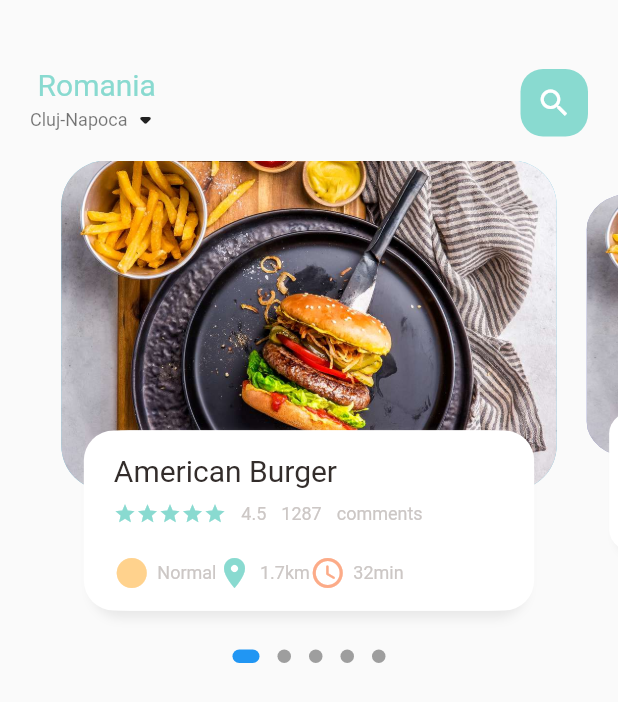
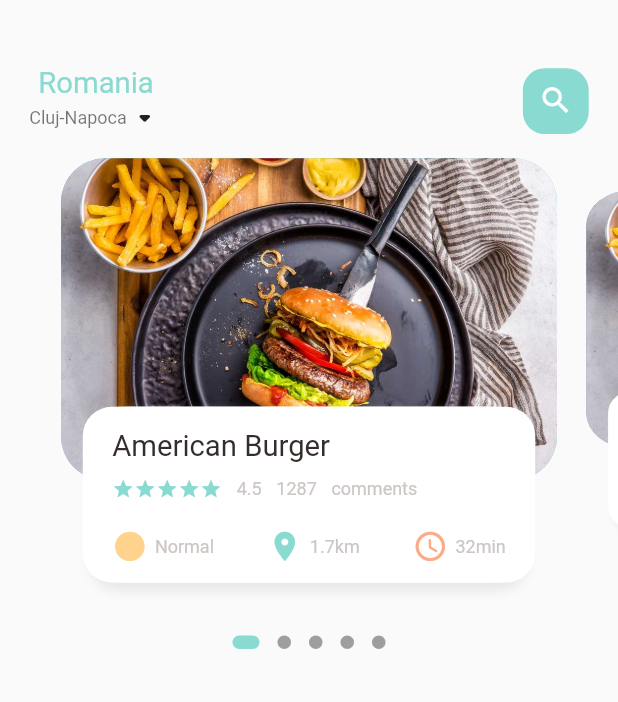
Before and after one commit to Seician/lucrare_licenta, a Flutter app: the screen it shows after launch, on a phone screen of 412 x 824 dp. Shown: the top 702 px of the screen. Run offline on Flutter 3.47's test engine with Material 2 defaults, Android fonts, the phone set to English and light mode, and no system bars; drawn by our look-alikes of dots_indicator; our stand-ins replace get; Roboto replaces fonts that are missing (OpenSans-Regular).

Commit message:
Making the app responsive and adaptive

```diff
--- a/lib/home/food_page_body.dart
+++ b/lib/home/food_page_body.dart
@@ -1,6 +1,7 @@
 import 'package:dots_indicator/dots_indicator.dart';
 import 'package:flutter/material.dart';
 import 'package:flutter_complete_guide/utils/colors.dart';
+import 'package:flutter_complete_guide/utils/dimensions.dart';
 import 'package:flutter_complete_guide/widgets/big_text.dart';
 import 'package:flutter_complete_guide/widgets/icon_and_text_widget.dart';
 import 'package:flutter_complete_guide/widgets/small_text.dart';
@@ -16,7 +17,7 @@ class _FoodPageBodyState extends State<FoodPageBody> {
   PageController pageController = PageController(viewportFraction: 0.85);
   var _currPageValue = 0.0;
   double _scaleFactor = 0.8;
-  double _height = 220;
+  double _height = Dimensions.pageViewContainer;
 
   @override
   void initState() {
@@ -38,7 +39,7 @@ class _FoodPageBodyState extends State<FoodPageBody> {
     return Column(
       children: [
         Container(
-          height: 320,
+          height: Dimensions.pageView,
           child: PageView.builder(
               controller: pageController,
               // position parameter will start at 0 and end at itemCount;
@@ -49,10 +50,11 @@ class _FoodPageBodyState extends State<FoodPageBody> {
                 );
               })),
         ),
-        new DotsIndicator(
+        DotsIndicator(
           dotsCount: 5,
           position: _currPageValue,
           decorator: DotsDecorator(
+            activeColor: AppColors.mainColor,
             size: const Size.square(9.0),
             activeSize: const Size(18.0, 9.0),
             activeShape: RoundedRectangleBorder(
@@ -64,7 +66,7 @@ class _FoodPageBodyState extends State<FoodPageBody> {
   }
 
   Widget _buildPageItem(int index) {
-    Matrix4 matrix = new Matrix4.identity();
+    Matrix4 matrix = Matrix4.identity();
     if (index == _currPageValue.floor()) {
       // this scale is true only for current index
       var currScale = 1 - (_currPageValue - index) * (1 - _scaleFactor);
@@ -97,10 +99,11 @@ class _FoodPageBodyState extends State<FoodPageBody> {
       transform: matrix,
       child: Stack(children: [
         Container(
-          height: _height,
-          margin: const EdgeInsets.only(left: 10, right: 10),
+          height: Dimensions.pageViewContainer,
+          margin: EdgeInsets.only(
+              left: Dimensions.width10, right: Dimensions.width10),
           decoration: BoxDecoration(
-              borderRadius: BorderRadius.circular(30),
+              borderRadius: BorderRadius.circular(Dimensions.radius30),
               color: index.isEven ? const Color(0xFF69c5df) : Color(0xFF9294cc),
               image: const DecorationImage(
                   fit: BoxFit.cover,
@@ -109,10 +112,13 @@ class _FoodPageBodyState extends State<FoodPageBody> {
         Align(
           alignment: Alignment.bottomCenter,
           child: Container(
-            height: 120,
-            margin: const EdgeInsets.only(left: 30, right: 30, bottom: 20),
+            height: Dimensions.pageViewTextContainer,
+            margin: EdgeInsets.only(
+                left: Dimensions.width30,
+                right: Dimensions.width30,
+                bottom: Dimensions.width30),
             decoration: BoxDecoration(
-                borderRadius: BorderRadius.circular(20),
+                borderRadius: BorderRadius.circular(Dimensions.radius20),
                 color: Colors.white,
                 boxShadow: const [
                   BoxShadow(
@@ -130,43 +136,47 @@ class _FoodPageBodyState extends State<FoodPageBody> {
                   )
                 ]),
             child: Container(
-              padding: const EdgeInsets.only(top: 15, left: 15, right: 15),
+              padding: EdgeInsets.only(
+                  top: Dimensions.height15,
+                  left: Dimensions.height15,
+                  right: Dimensions.height15),
               child: Column(
                   crossAxisAlignment: CrossAxisAlignment.start,
                   children: [
                     BigText(text: "American Burger"),
-                    const SizedBox(
-                      height: 10,
+                    SizedBox(
+                      height: Dimensions.height10,
                     ),
                     Row(
                       children: [
                         Wrap(
                           children: List.generate(
                               5,
-                              (index) => const Icon(
+                              (index) => Icon(
                                     Icons.star,
                                     color: AppColors.mainColor,
-                                    size: 15,
+                                    size: Dimensions.height15,
                                   )),
                         ),
-                        const SizedBox(
-                          width: 10,
+                        SizedBox(
+                          width: Dimensions.width10,
                         ),
                         SmallText(text: "4.5"),
-                        const SizedBox(
-                          width: 10,
+                        SizedBox(
+                          width: Dimensions.width10,
                         ),
                         SmallText(text: "1287"),
-                        const SizedBox(
-                          width: 10,
+                        SizedBox(
+                          width: Dimensions.width10,
                         ),
                         SmallText(text: "comments"),
                       ],
                     ),
-                    const SizedBox(
-                      height: 20,
+                    SizedBox(
+                      height: Dimensions.height20,
                     ),
                     Row(
+                      mainAxisAlignment: MainAxisAlignment.spaceBetween,
                       children: const [
                         IconAndTextWidget(
                           icon: Icons.circle_sharp,
--- a/lib/home/main_food_page.dart
+++ b/lib/home/main_food_page.dart
@@ -1,13 +1,10 @@
 import 'package:flutter/material.dart';
 import 'package:flutter_complete_guide/home/food_page_body.dart';
+import 'package:flutter_complete_guide/utils/dimensions.dart';
 import 'package:flutter_complete_guide/widgets/big_text.dart';
 import 'package:flutter_complete_guide/widgets/small_text.dart';
 
 import '../utils/colors.dart';
-
-
-
-
 
 class MainFoodPage extends StatefulWidget {
   const MainFoodPage({super.key});
@@ -24,21 +21,25 @@ class _MainFoodPageState extends State<MainFoodPage> {
         children: [
           // showing the header
           Container(
-            margin: const EdgeInsets.only(top: 45, bottom: 15),
-            padding: const EdgeInsets.only(left: 20, right: 20),
+            margin: EdgeInsets.only(
+                top: Dimensions.height45, bottom: Dimensions.height15),
+            padding: EdgeInsets.only(
+                left: Dimensions.width20, right: Dimensions.width20),
             child: Row(
                 mainAxisAlignment: MainAxisAlignment.spaceBetween,
                 children: [
                   Column(
                     children: [
-                     BigText(
-                      text: "Romania",
-                      color: AppColors.mainColor,
+                      BigText(
+                        text: "Romania",
+                        color: AppColors.mainColor,
                       ),
-
                       Row(
                         children: [
-                          SmallText(text: "Cluj-Napoca", color: Colors.black54,),
+                          SmallText(
+                            text: "Cluj-Napoca",
+                            color: Colors.black54,
+                          ),
                           const Icon(Icons.arrow_drop_down_rounded)
                         ],
                       ),
@@ -46,14 +47,16 @@ class _MainFoodPageState extends State<MainFoodPage> {
                   ),
                   Center(
                     child: Container(
-                      width: 45,
-                      height: 45,
+                      width: Dimensions.height45,
+                      height: Dimensions.height45,
                       decoration: BoxDecoration(
-                          borderRadius: BorderRadius.circular(15),
+                          borderRadius:
+                              BorderRadius.circular(Dimensions.radius15),
                           color: AppColors.mainColor),
-                      child: const Icon(
+                      child: Icon(
                         Icons.search,
-                        color: Color.fromARGB(255, 255, 255, 255),
+                        color: const Color.fromARGB(255, 255, 255, 255),
+                        size: Dimensions.iconSize24,
                       ),
                     ),
                   )
--- a/lib/main.dart
+++ b/lib/main.dart
@@ -1,4 +1,5 @@
 import 'package:flutter/material.dart';
+import 'package:get/get_navigation/src/root/get_material_app.dart';
 import 'home/main_food_page.dart';
 
 void main() {
@@ -11,7 +12,7 @@ class MyApp extends StatelessWidget {
   // This widget is the root of your application.
   @override
   Widget build(BuildContext context) {
-    return MaterialApp(
+    return GetMaterialApp(
       debugShowCheckedModeBanner: false,
       title: 'Flutter Demo',
       theme: ThemeData(
--- /dev/null
+++ b/lib/utils/dimensions.dart
@@ -0,0 +1,35 @@
+import 'package:get/get.dart';
+
+class Dimensions {
+  static double screenHeight = Get.context!.height;
+  static double screenWidth = Get.context!.width;
+
+  static double pageView = screenHeight / 2.64;
+  // the product section from main page
+  static double pageViewContainer = screenHeight / 3.84;
+  // the description  section from main page
+  static double pageViewTextContainer = screenHeight / 7.03;
+
+  //dynamic height
+  static double height10 = screenHeight / 84.4;
+  static double height15 = screenHeight / 56.27;
+  static double height20 = screenHeight / 42.2;
+  static double height30 = screenHeight / 28.13;
+  static double height45 = screenHeight / 18.76;
+
+  //dynamic width
+  static double width10 = screenHeight / 84.4;
+  static double width15 = screenHeight / 56.27;
+  static double width20 = screenHeight / 42.2;
+  static double width30 = screenHeight / 28.13;
+
+  static double font20 = screenHeight / 42.2;
+
+  //radius
+  static double radius15 = screenHeight / 56.27;
+  static double radius20 = screenHeight / 42.2;
+  static double radius30 = screenHeight / 28.13;
+
+  //icon size
+  static double iconSize24 = screenHeight / 35.17;
+}
--- a/lib/widgets/big_text.dart
+++ b/lib/widgets/big_text.dart
@@ -1,4 +1,5 @@
 import 'package:flutter/material.dart';
+import 'package:flutter_complete_guide/utils/dimensions.dart';
 
 /// reusable text widget
 class BigText extends StatelessWidget {
@@ -12,7 +13,7 @@ class BigText extends StatelessWidget {
       // the value for color can't be a variable
       this.color = const Color(0xFF332d2b),
       required this.text,
-      this.size = 20,
+      this.size = 0,
       this.overflow = TextOverflow.ellipsis})
       : super(key: key);
 
@@ -26,7 +27,7 @@ class BigText extends StatelessWidget {
       style: TextStyle(
         fontFamily: 'OpenSans-Regular',
         color: color,
-        fontSize: size,
+        fontSize: size == 0 ? Dimensions.font20 : size,
         fontWeight: FontWeight.w400,
       ),
     );
--- a/lib/widgets/icon_and_text_widget.dart
+++ b/lib/widgets/icon_and_text_widget.dart
@@ -1,4 +1,5 @@
 import 'package:flutter/material.dart';
+import 'package:flutter_complete_guide/utils/dimensions.dart';
 import 'package:flutter_complete_guide/widgets/small_text.dart';
 
 class IconAndTextWidget extends StatelessWidget {
@@ -16,9 +17,17 @@ class IconAndTextWidget extends StatelessWidget {
   Widget build(BuildContext context) {
     return Row(
       children: [
-        Icon(icon, color: iconColor,),
-        const SizedBox(width: 5,),
-        SmallText(text: text,)
+        Icon(
+          icon,
+          color: iconColor,
+          size: Dimensions.iconSize24,
+        ),
+        const SizedBox(
+          width: 5,
+        ),
+        SmallText(
+          text: text,
+        )
       ],
     );
   }
--- a/pubspec.yaml
+++ b/pubspec.yaml
@@ -31,6 +31,7 @@ environment:
 dependencies:
   flutter:
     sdk: flutter
+  get: ^4.6.5
   dots_indicator: ^2.1.0
   # The following adds the Cupertino Icons font to your application.
   # Use with the CupertinoIcons class for iOS style icons.
```
Also changed, not shown: pubspec.lock.
